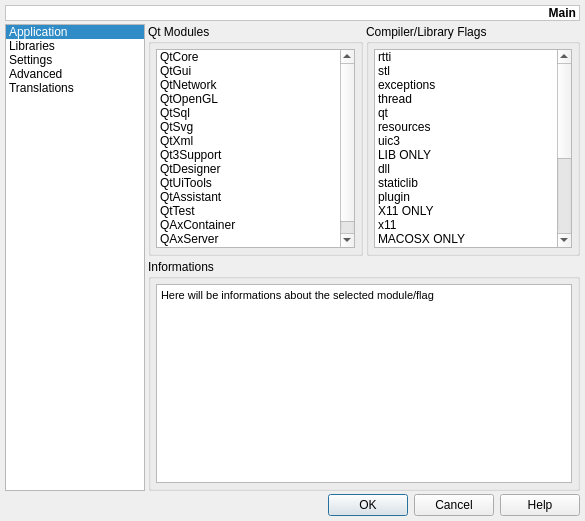
First picture: the form in v2/trunk/v2parser/src/ui/UIQMakeProjectSettings.ui, repository testmana2/mks, before the edit.
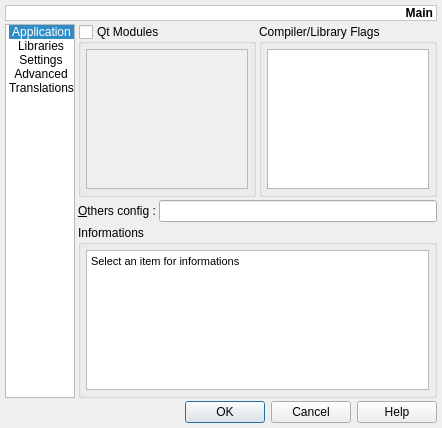
Second picture: the form after the edit. The open tabs and pages were chosen to show the change. Icons and pictures are not drawn.

```diff
--- a/v2/trunk/v2parser/src/ui/UIQMakeProjectSettings.ui
+++ b/v2/trunk/v2parser/src/ui/UIQMakeProjectSettings.ui
@@ -5,8 +5,8 @@
    <rect>
     <x>0</x>
     <y>0</y>
-    <width>585</width>
-    <height>521</height>
+    <width>442</width>
+    <height>398</height>
    </rect>
   </property>
   <property name="windowTitle" >
@@ -30,7 +30,7 @@
       </sizepolicy>
      </property>
      <property name="currentIndex" >
-      <number>0</number>
+      <number>2</number>
      </property>
      <widget class="QWidget" name="wApplication" >
       <layout class="QVBoxLayout" >
@@ -559,6 +559,71 @@
         <number>3</number>
        </property>
        <item row="1" column="0" colspan="2" >
+        <layout class="QHBoxLayout" >
+         <property name="margin" >
+          <number>0</number>
+         </property>
+         <property name="spacing" >
+          <number>3</number>
+         </property>
+         <item>
+          <widget class="QLabel" name="lConfig" >
+           <property name="text" >
+            <string>&amp;Others config :</string>
+           </property>
+           <property name="buddy" >
+            <cstring>leConfig</cstring>
+           </property>
+          </widget>
+         </item>
+         <item>
+          <widget class="QLineEdit" name="leConfig" />
+         </item>
+        </layout>
+       </item>
+       <item row="0" column="0" >
+        <widget class="QGroupBox" name="gbQtModules" >
+         <property name="title" >
+          <string>Qt Modules</string>
+         </property>
+         <property name="checkable" >
+          <bool>true</bool>
+         </property>
+         <property name="checked" >
+          <bool>false</bool>
+         </property>
+         <layout class="QVBoxLayout" >
+          <property name="margin" >
+           <number>5</number>
+          </property>
+          <property name="spacing" >
+           <number>3</number>
+          </property>
+          <item>
+           <widget class="QListWidget" name="lwQtModules" />
+          </item>
+         </layout>
+        </widget>
+       </item>
+       <item row="0" column="1" >
+        <widget class="QGroupBox" name="gbCompilerFlags" >
+         <property name="title" >
+          <string>Compiler/Library Flags</string>
+         </property>
+         <layout class="QVBoxLayout" >
+          <property name="margin" >
+           <number>5</number>
+          </property>
+          <property name="spacing" >
+           <number>3</number>
+          </property>
+          <item>
+           <widget class="QListWidget" name="lwCompilerFlags" />
+          </item>
+         </layout>
+        </widget>
+       </item>
+       <item row="2" column="0" colspan="2" >
         <widget class="QGroupBox" name="gbInformations" >
          <property name="sizePolicy" >
           <sizepolicy>
@@ -583,252 +648,14 @@
             <property name="html" >
              <string>&lt;html>&lt;head>&lt;meta name="qrichtext" content="1" />&lt;style type="text/css">
 p, li { white-space: pre-wrap; }
-&lt;/style>&lt;/head>&lt;body style=" font-family:'Sans Serif'; font-size:9pt; font-weight:400; font-style:normal; text-decoration:none;">
-&lt;p style=" margin-top:0px; margin-bottom:0px; margin-left:0px; margin-right:0px; -qt-block-indent:0; text-indent:0px; font-family:'MS Shell Dlg 2'; font-size:8pt;">Here will be informations about the selected module/flag&lt;/p>&lt;/body>&lt;/html></string>
+&lt;/style>&lt;/head>&lt;body style=" font-family:'MS Shell Dlg 2'; font-size:8.25pt; font-weight:400; font-style:normal; text-decoration:none;">
+&lt;p style=" margin-top:0px; margin-bottom:0px; margin-left:0px; margin-right:0px; -qt-block-indent:0; text-indent:0px; font-size:8pt;">Select an item for informations&lt;/p>&lt;/body>&lt;/html></string>
             </property>
            </widget>
           </item>
          </layout>
         </widget>
        </item>
-       <item row="0" column="1" >
-        <widget class="QGroupBox" name="gbCompilerFlags" >
-         <property name="title" >
-          <string>Compiler/Library Flags</string>
-         </property>
-         <layout class="QVBoxLayout" >
-          <property name="margin" >
-           <number>5</number>
-          </property>
-          <property name="spacing" >
-           <number>3</number>
-          </property>
-          <item>
-           <widget class="QListWidget" name="lwCompilerFlags" >
-            <item>
-             <property name="text" >
-              <string>rtti</string>
-             </property>
-            </item>
-            <item>
-             <property name="text" >
-              <string>stl</string>
-             </property>
-            </item>
-            <item>
-             <property name="text" >
-              <string>exceptions</string>
-             </property>
-            </item>
-            <item>
-             <property name="text" >
-              <string>thread</string>
-             </property>
-            </item>
-            <item>
-             <property name="text" >
-              <string>qt</string>
-             </property>
-            </item>
-            <item>
-             <property name="text" >
-              <string>resources</string>
-             </property>
-            </item>
-            <item>
-             <property name="text" >
-              <string>uic3</string>
-             </property>
-            </item>
-            <item>
-             <property name="text" >
-              <string>LIB ONLY</string>
-             </property>
-            </item>
-            <item>
-             <property name="text" >
-              <string>dll</string>
-             </property>
-            </item>
-            <item>
-             <property name="text" >
-              <string>staticlib</string>
-             </property>
-            </item>
-            <item>
-             <property name="text" >
-              <string>plugin</string>
-             </property>
-            </item>
-            <item>
-             <property name="text" >
-              <string>X11 ONLY</string>
-             </property>
-            </item>
-            <item>
-             <property name="text" >
-              <string>x11</string>
-             </property>
-            </item>
-            <item>
-             <property name="text" >
-              <string>MACOSX ONLY</string>
-             </property>
-            </item>
-            <item>
-             <property name="text" >
-              <string>ppc</string>
-             </property>
-            </item>
-            <item>
-             <property name="text" >
-              <string>x86</string>
-             </property>
-            </item>
-            <item>
-             <property name="text" >
-              <string>app_bundle</string>
-             </property>
-            </item>
-            <item>
-             <property name="text" >
-              <string>lib_bundle</string>
-             </property>
-            </item>
-            <item>
-             <property name="text" >
-              <string>WINDOWS ONLY</string>
-             </property>
-            </item>
-            <item>
-             <property name="text" >
-              <string>windows</string>
-             </property>
-            </item>
-            <item>
-             <property name="text" >
-              <string>console</string>
-             </property>
-            </item>
-            <item>
-             <property name="text" >
-              <string>flat</string>
-             </property>
-            </item>
-            <item>
-             <property name="text" >
-              <string>embed_manifest_dll</string>
-             </property>
-            </item>
-            <item>
-             <property name="text" >
-              <string>ACTIVEQT ONLY</string>
-             </property>
-            </item>
-            <item>
-             <property name="text" >
-              <string>qaxserver_no_postlink</string>
-             </property>
-            </item>
-           </widget>
-          </item>
-         </layout>
-        </widget>
-       </item>
-       <item row="0" column="0" >
-        <widget class="QGroupBox" name="gbQtModules" >
-         <property name="title" >
-          <string>Qt Modules</string>
-         </property>
-         <layout class="QVBoxLayout" >
-          <property name="margin" >
-           <number>5</number>
-          </property>
-          <property name="spacing" >
-           <number>3</number>
-          </property>
-          <item>
-           <widget class="QListWidget" name="lwQtModules" >
-            <item>
-             <property name="text" >
-              <string>QtCore</string>
-             </property>
-            </item>
-            <item>
-             <property name="text" >
-              <string>QtGui</string>
-             </property>
-            </item>
-            <item>
-             <property name="text" >
-              <string>QtNetwork</string>
-             </property>
-            </item>
-            <item>
-             <property name="text" >
-              <string>QtOpenGL</string>
-             </property>
-            </item>
-            <item>
-             <property name="text" >
-              <string>QtSql</string>
-             </property>
-            </item>
-            <item>
-             <property name="text" >
-              <string>QtSvg</string>
-             </property>
-            </item>
-            <item>
-             <property name="text" >
-              <string>QtXml</string>
-             </property>
-            </item>
-            <item>
-             <property name="text" >
-              <string>Qt3Support</string>
-             </property>
-            </item>
-            <item>
-             <property name="text" >
-              <string>QtDesigner</string>
-             </property>
-            </item>
-            <item>
-             <property name="text" >
-              <string>QtUiTools</string>
-             </property>
-            </item>
-            <item>
-             <property name="text" >
-              <string>QtAssistant</string>
-             </property>
-            </item>
-            <item>
-             <property name="text" >
-              <string>QtTest</string>
-             </property>
-            </item>
-            <item>
-             <property name="text" >
-              <string>QAxContainer</string>
-             </property>
-            </item>
-            <item>
-             <property name="text" >
-              <string>QAxServer</string>
-             </property>
-            </item>
-            <item>
-             <property name="text" >
-              <string>QtDBus</string>
-             </property>
-            </item>
-           </widget>
-          </item>
-         </layout>
-        </widget>
-       </item>
       </layout>
      </widget>
      <widget class="QWidget" name="wSettings" >
@@ -881,7 +708,7 @@
             </property>
             <item>
              <property name="text" >
-              <string>(null)</string>
+              <string/>
              </property>
             </item>
             <item>
@@ -1096,6 +923,14 @@
        </item>
        <item row="3" column="1" >
         <widget class="QFrame" name="lVariables" >
+         <property name="sizePolicy" >
+          <sizepolicy>
+           <hsizetype>5</hsizetype>
+           <vsizetype>4</vsizetype>
+           <horstretch>0</horstretch>
+           <verstretch>0</verstretch>
+          </sizepolicy>
+         </property>
          <property name="frameShape" >
           <enum>QFrame::StyledPanel</enum>
          </property>
@@ -1196,7 +1031,7 @@
          <property name="sizePolicy" >
           <sizepolicy>
            <hsizetype>7</hsizetype>
-           <vsizetype>0</vsizetype>
+           <vsizetype>13</vsizetype>
            <horstretch>0</horstretch>
            <verstretch>0</verstretch>
           </sizepolicy>
@@ -1412,14 +1247,87 @@
      </widget>
     </widget>
    </item>
-   <item row="2" column="0" colspan="2" >
-    <widget class="QDialogButtonBox" name="dbbButtons" >
-     <property name="orientation" >
-      <enum>Qt::Horizontal</enum>
+   <item row="1" column="0" >
+    <widget class="QListWidget" name="lwMenu" >
+     <property name="minimumSize" >
+      <size>
+       <width>70</width>
+       <height>0</height>
+      </size>
      </property>
-     <property name="standardButtons" >
-      <set>QDialogButtonBox::Cancel|QDialogButtonBox::Help|QDialogButtonBox::NoButton|QDialogButtonBox::Ok</set>
+     <property name="maximumSize" >
+      <size>
+       <width>70</width>
+       <height>16777215</height>
+      </size>
      </property>
+     <property name="verticalScrollBarPolicy" >
+      <enum>Qt::ScrollBarAlwaysOff</enum>
+     </property>
+     <property name="horizontalScrollBarPolicy" >
+      <enum>Qt::ScrollBarAlwaysOff</enum>
+     </property>
+     <property name="autoScroll" >
+      <bool>false</bool>
+     </property>
+     <property name="iconSize" >
+      <size>
+       <width>64</width>
+       <height>64</height>
+      </size>
+     </property>
+     <property name="movement" >
+      <enum>QListView::Static</enum>
+     </property>
+     <property name="viewMode" >
+      <enum>QListView::IconMode</enum>
+     </property>
+     <property name="uniformItemSizes" >
+      <bool>true</bool>
+     </property>
+     <property name="currentRow" >
+      <number>0</number>
+     </property>
+     <item>
+      <property name="text" >
+       <string>Application</string>
+      </property>
+      <property name="icon" >
+       <iconset resource="../resources/resources.qrc" >:/Images/images/project.png</iconset>
+      </property>
+     </item>
+     <item>
+      <property name="text" >
+       <string>Libraries</string>
+      </property>
+      <property name="icon" >
+       <iconset resource="../resources/resources.qrc" >:/Images/images/project.png</iconset>
+      </property>
+     </item>
+     <item>
+      <property name="text" >
+       <string>Settings</string>
+      </property>
+      <property name="icon" >
+       <iconset resource="../resources/resources.qrc" >:/Images/images/project.png</iconset>
+      </property>
+     </item>
+     <item>
+      <property name="text" >
+       <string>Advanced</string>
+      </property>
+      <property name="icon" >
+       <iconset resource="../resources/resources.qrc" >:/Images/images/project.png</iconset>
+      </property>
+     </item>
+     <item>
+      <property name="text" >
+       <string>Translations</string>
+      </property>
+      <property name="icon" >
+       <iconset resource="../resources/resources.qrc" >:/Images/images/project.png</iconset>
+      </property>
+     </item>
     </widget>
    </item>
    <item row="0" column="0" colspan="2" >
@@ -1508,48 +1416,14 @@
      </property>
     </widget>
    </item>
-   <item row="1" column="0" >
-    <widget class="QListWidget" name="lwMenu" >
-     <property name="minimumSize" >
-      <size>
-       <width>140</width>
-       <height>0</height>
-      </size>
+   <item row="2" column="0" colspan="2" >
+    <widget class="QDialogButtonBox" name="dbbButtons" >
+     <property name="orientation" >
+      <enum>Qt::Horizontal</enum>
      </property>
-     <property name="maximumSize" >
-      <size>
-       <width>140</width>
-       <height>16777215</height>
-      </size>
+     <property name="standardButtons" >
+      <set>QDialogButtonBox::Cancel|QDialogButtonBox::Help|QDialogButtonBox::NoButton|QDialogButtonBox::Ok</set>
      </property>
-     <property name="currentRow" >
-      <number>0</number>
-     </property>
-     <item>
-      <property name="text" >
-       <string>Application</string>
-      </property>
-     </item>
-     <item>
-      <property name="text" >
-       <string>Libraries</string>
-      </property>
-     </item>
-     <item>
-      <property name="text" >
-       <string>Settings</string>
-      </property>
-     </item>
-     <item>
-      <property name="text" >
-       <string>Advanced</string>
-      </property>
-     </item>
-     <item>
-      <property name="text" >
-       <string>Translations</string>
-      </property>
-     </item>
     </widget>
    </item>
   </layout>
```
